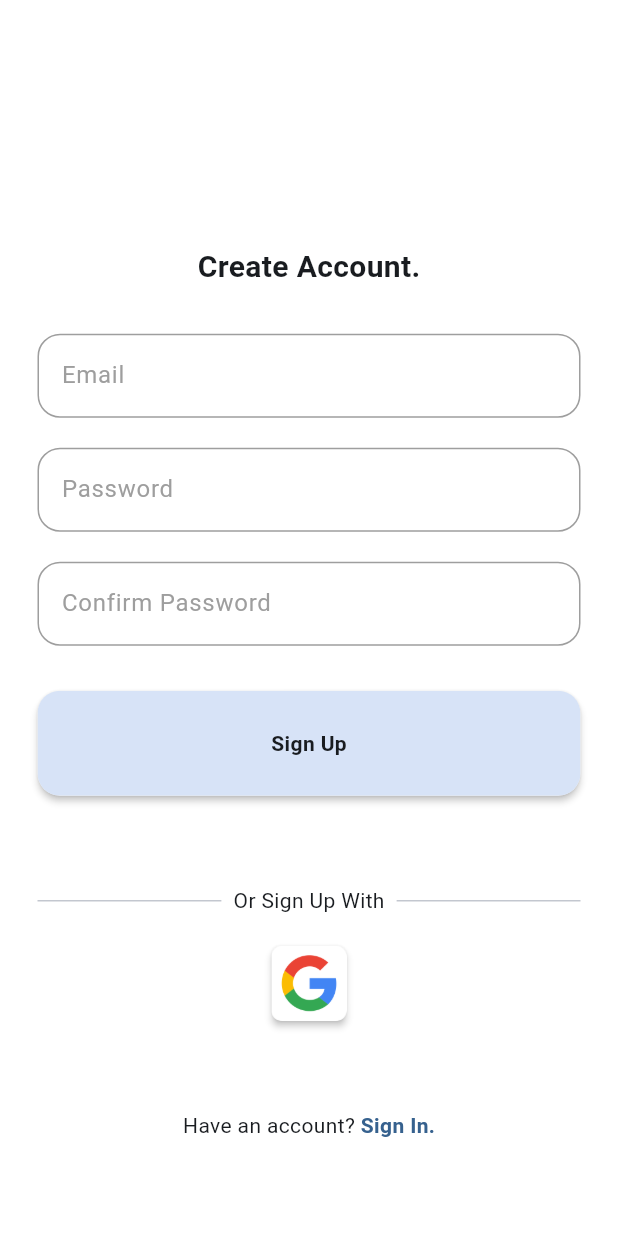
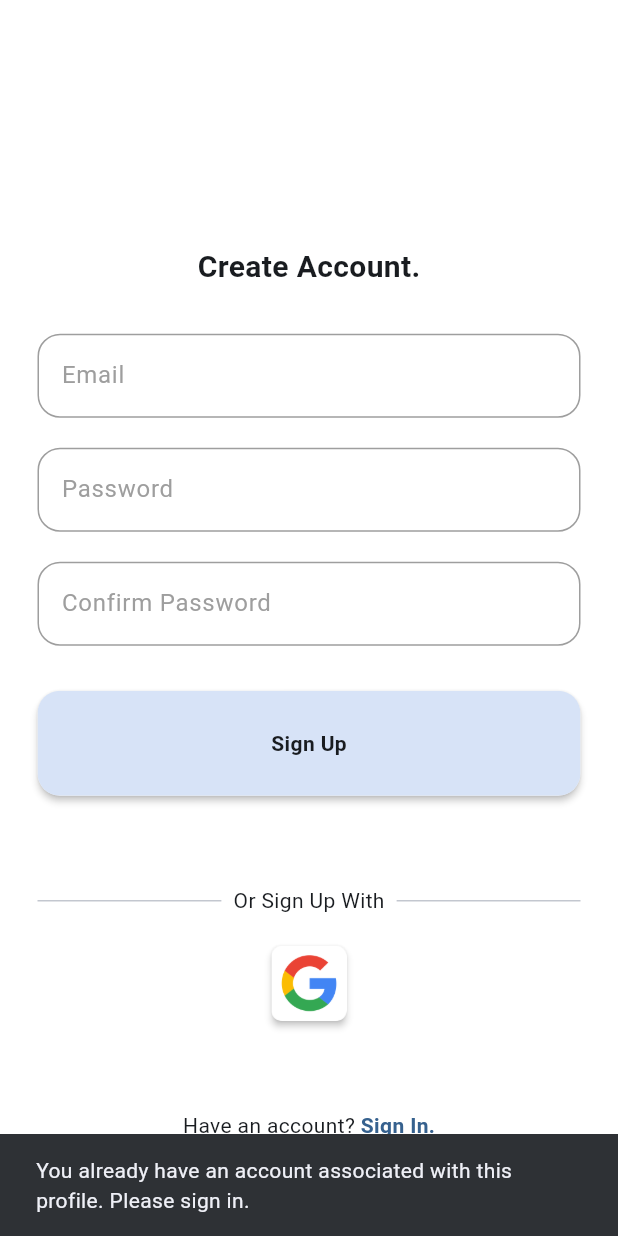
Before and after one commit to zainab-frfr/OAAP, a Flutter app: the screen it shows after launch, after a tap on "Sign Up.", after a tap on "Sign Up", on a phone screen of 412 x 824 dp. Run offline on Flutter 3.47's test engine with Material 3 defaults, Android fonts, the phone set to English and light mode, and no system bars; our stand-ins replace cloud_firestore, firebase_auth, firebase_core, google_sign_in; accounts and stored records are empty; network calls fail.

Commit message:
email signin working

```diff
--- a/lib/authentication/UI components/pages/sign_in_page.dart
+++ b/lib/authentication/UI components/pages/sign_in_page.dart
@@ -14,13 +14,37 @@ class MySignInPage extends StatelessWidget {
 
   MySignInPage({super.key, this.onTap});
 
-  Future<void> signIn(BuildContext context) async{
+  Future<void> googleSignIn(BuildContext context) async{
     User? user = await AuthService().signInWithGoogle();
     if(user==null){
       // ignore: use_build_context_synchronously
       ScaffoldMessenger.of(context).showSnackBar(
         const SnackBar(
           content: Text('You do not have an account associated with this profile. Please sign up.'),
+          duration:  Duration(seconds: 3),
+        )
+      );
+    }
+  }
+
+  Future<void> emailPswdSignIp(BuildContext context) async{
+    try{
+      User? user = await AuthService().signInWithEmailAndPassword(emailController.text, passController.text);
+      if(user==null){
+        // ignore: use_build_context_synchronously
+        ScaffoldMessenger.of(context).showSnackBar(
+          const SnackBar(
+            content: Text('You do not have an account associated with this profile. Please sign up.'),
+            duration:  Duration(seconds: 3),
+          )
+        );
+      }
+    }
+    on Exception catch (_){
+      // ignore: use_build_context_synchronously
+      ScaffoldMessenger.of(context).showSnackBar(
+        const SnackBar(
+          content: Text('Error! Please try again later.'),
           duration:  Duration(seconds: 3),
         )
       );
@@ -62,7 +86,7 @@ class MySignInPage extends StatelessWidget {
                 const SizedBox(
                   height: 30,
                 ),
-                const MySignInUpButton(text: 'Sign In'),
+                MySignInUpButton(text: 'Sign In', onTap: () => emailPswdSignIp(context),),
                 const SizedBox(
                   height: 80,
                 ),
@@ -83,7 +107,7 @@ class MySignInPage extends StatelessWidget {
                   ],
                 ),
                 const SizedBox(height: 20,),
-                GoogleButton(onTap: () => signIn(context),),
+                GoogleButton(onTap: () => googleSignIn(context),),
                 const SizedBox(height: 60,),
                 Row(
                   mainAxisAlignment: MainAxisAlignment.center,
--- a/lib/authentication/UI components/pages/sign_up_page.dart
+++ b/lib/authentication/UI components/pages/sign_up_page.dart
@@ -15,16 +15,43 @@ class MySignUpPage extends StatelessWidget {
 
   MySignUpPage({super.key, this.onTap});
 
-  Future<void> signUp(BuildContext context) async{
+  Future<void> googleSignUp(BuildContext context) async {
     User? user = await AuthService().signUpWithGoogle();
-    if(user==null){
+    if (user == null) {
       // ignore: use_build_context_synchronously
-      ScaffoldMessenger.of(context).showSnackBar(
-        const SnackBar(
-          content: Text('You already have an account associated with this profile. Please sign in.'),
-          duration:  Duration(seconds: 3),
-        )
-      );
+      ScaffoldMessenger.of(context).showSnackBar(const SnackBar(
+        content: Text(
+            'You already have an account associated with this profile. Please sign in.'),
+        duration: Duration(seconds: 3),
+      ));
+    }
+  }
+
+  Future<void> emailPswdSignUp(BuildContext context) async {
+    if (passController.text == confirmPassController.text) {
+      try {
+        User? user = await AuthService().signUpWithEmailAndPassword(
+            emailController.text, passController.text);
+        if (user == null) {
+          // ignore: use_build_context_synchronously
+          ScaffoldMessenger.of(context).showSnackBar(const SnackBar(
+            content: Text(
+                'You already have an account associated with this profile. Please sign in.'),
+            duration: Duration(seconds: 3),
+          ));
+        }
+      } on Exception catch (_) {
+        // ignore: use_build_context_synchronously
+        ScaffoldMessenger.of(context).showSnackBar(const SnackBar(
+          content: Text('Error! Please try again later.'),
+          duration: Duration(seconds: 3),
+        ));
+      }
+    } else {
+      ScaffoldMessenger.of(context).showSnackBar(const SnackBar(
+        content: Text('Passwords don\'t match.'),
+        duration: Duration(seconds: 3),
+      ));
     }
   }
 
@@ -39,7 +66,9 @@ class MySignUpPage extends StatelessWidget {
               mainAxisAlignment: MainAxisAlignment.center,
               crossAxisAlignment: CrossAxisAlignment.center,
               children: [
-                const SizedBox(height: 100,),
+                const SizedBox(
+                  height: 100,
+                ),
                 const Text(
                   "Create Account.",
                   style: TextStyle(fontWeight: FontWeight.bold, fontSize: 20),
@@ -50,28 +79,28 @@ class MySignUpPage extends StatelessWidget {
                 MyInputField(
                     hintText: 'Email',
                     obscureText: false,
-                    controller: emailController)
-                ,
+                    controller: emailController),
                 const SizedBox(
                   height: 20,
                 ),
                 MyInputField(
                     hintText: 'Password',
                     obscureText: true,
-                    controller: passController
-                ),
+                    controller: passController),
                 const SizedBox(
                   height: 20,
                 ),
                 MyInputField(
                     hintText: 'Confirm Password',
                     obscureText: true,
-                    controller: confirmPassController
-                ),
+                    controller: confirmPassController),
                 const SizedBox(
                   height: 30,
                 ),
-                const MySignInUpButton(text: 'Sign Up'),
+                MySignInUpButton(
+                  text: 'Sign Up',
+                  onTap: () => emailPswdSignUp(context),
+                ),
                 const SizedBox(
                   height: 60,
                 ),
@@ -79,21 +108,25 @@ class MySignUpPage extends StatelessWidget {
                   mainAxisAlignment: MainAxisAlignment.center,
                   children: [
                     Expanded(
-                      child: Divider(
-                        endIndent: 8,
-                      )
-                    ),
+                        child: Divider(
+                      endIndent: 8,
+                    )),
                     Text('Or Sign Up With'),
                     Expanded(
-                      child: Divider(
-                        indent: 8,
-                      )
-                    )
+                        child: Divider(
+                      indent: 8,
+                    ))
                   ],
                 ),
-                const SizedBox(height: 20,),
-                GoogleButton(onTap: () => signUp(context),),
-                const SizedBox(height: 60,),
+                const SizedBox(
+                  height: 20,
+                ),
+                GoogleButton(
+                  onTap: () => googleSignUp(context),
+                ),
+                const SizedBox(
+                  height: 60,
+                ),
                 Row(
                   mainAxisAlignment: MainAxisAlignment.center,
                   children: [
--- a/lib/authentication/UI components/widgets/sign_in_up_button.dart
+++ b/lib/authentication/UI components/widgets/sign_in_up_button.dart
@@ -1,10 +1,10 @@
 import 'package:flutter/material.dart';
 
 class MySignInUpButton extends StatelessWidget {
-  final void Function()? onTap;
+  final Function onTap;
   final String text;
 
-  const MySignInUpButton({super.key, this.onTap, required this.text});
+  const MySignInUpButton({super.key, required this.onTap, required this.text});
 
   @override
   Widget build(BuildContext context) {
@@ -12,7 +12,9 @@ class MySignInUpButton extends StatelessWidget {
       shape: RoundedRectangleBorder(borderRadius: BorderRadius.circular(15)),
       elevation: 2,
       child: InkWell(
-        onTap: (){},
+        onTap: (){
+          onTap();
+        },
         child: Ink(
           decoration: BoxDecoration(
             color: Theme.of(context).colorScheme.secondaryContainer,
--- a/lib/authentication/services/auth_service.dart
+++ b/lib/authentication/services/auth_service.dart
@@ -73,12 +73,42 @@ class AuthService{
 
   }
 
-  Future<void> _storeUser(User? user, String signInType) async{
+  Future<void> _storeUser(User? user, String signUpType) async{
     await _store.collection('users').add({
       "email": user?.email,
-      "sign_in_type": signInType,
+      "sign_in_type": signUpType,
     });
   }
 
+  Future<User?> signInWithEmailAndPassword(String email, String password) async{
 
+    bool accountAlrExists = await _accountExists(email);
+    if(!accountAlrExists){ //if account does not exist its not going to let you sign in
+      return null;
+    }
+
+     try {
+      final userCredential = await _auth.signInWithEmailAndPassword(email: email, password: password);
+      return userCredential.user;
+    } on FirebaseAuthException catch (e) {
+      throw Exception(e.code);
+    }
+
+  }
+
+  Future<User?> signUpWithEmailAndPassword(String email, String password) async {
+    bool accountAlrExists = await _accountExists(email);
+    if(accountAlrExists){ //if account already exists its not going to let you sign up
+      return null;
+    }
+
+    try {
+      final userCredential = await _auth.createUserWithEmailAndPassword(email: email, password: password);
+      await _storeUser(userCredential.user, 'emailpswd');
+      return userCredential.user;
+    } on FirebaseAuthException catch (e) {
+      throw Exception(e.code);
+    }
+
+  }
 }
```
